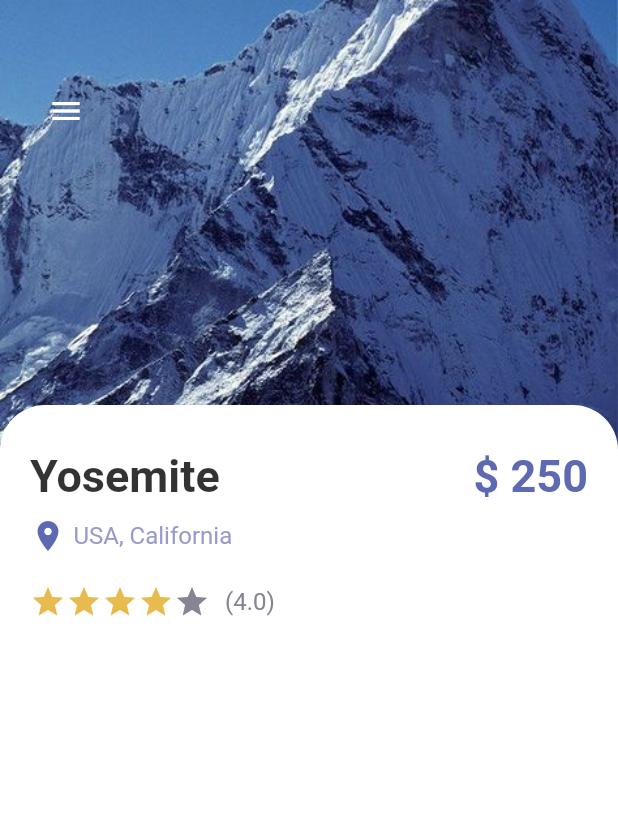
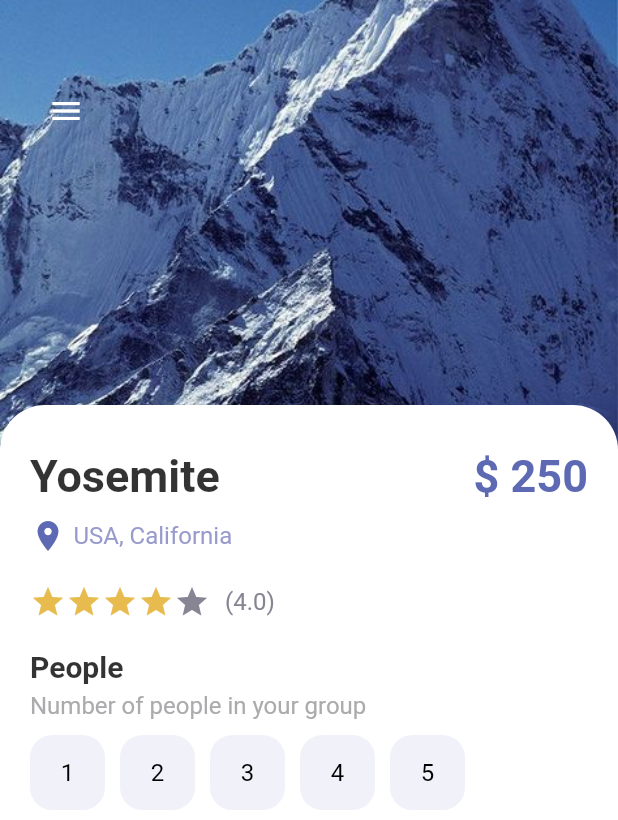
Before and after one commit to meisabikumar/flutter_travel_app, a Flutter app: the screen it shows after launch, on a phone screen of 412 x 824 dp. Shown: the top 820 px of the screen. Run offline on Flutter 3.47's test engine with Material 2 defaults, Android fonts, the phone set to English and light mode, and no system bars.

Commit message:
resuable button with icon or text
2:15 - 2:32:44

```diff
--- a/lib/pages/detail_page.dart
+++ b/lib/pages/detail_page.dart
@@ -1,5 +1,6 @@
 import 'package:flutter/material.dart';
 import 'package:travel_app/misc/colors.dart';
+import 'package:travel_app/widgets/app_buttons.dart';
 import 'package:travel_app/widgets/app_large_text.dart';
 import 'package:travel_app/widgets/app_text.dart';
 
@@ -97,6 +98,32 @@ class _DetailPageState extends State<DetailPage> {
                         SizedBox(width: 10),
                         AppText(text: "(4.0)", color: AppColors.textColor2)
                       ],
+                    ),
+                    const SizedBox(height: 20),
+                    AppLargeText(
+                      text: "People",
+                      color: Colors.black.withOpacity(0.8),
+                      size: 20,
+                    ),
+                    const SizedBox(height: 5),
+                    AppText(
+                      text: "Number of people in your group",
+                      color: AppColors.mainTextColor,
+                    ),
+                    const SizedBox(height: 10),
+                    Wrap(
+                      children: List.generate(5, (index) {
+                        return Container(
+                          margin: EdgeInsets.only(right: 10),
+                          child: AppButton(
+                            color: Colors.black,
+                            backgroundColor: AppColors.buttonBackground,
+                            size: 50,
+                            borderColor: AppColors.buttonBackground,
+                            text: (index + 1).toString(),
+                          ),
+                        );
+                      }),
                     )
                   ],
                 ),
--- /dev/null
+++ b/lib/widgets/app_buttons.dart
@@ -0,0 +1,51 @@
+import 'package:flutter/cupertino.dart';
+import 'package:flutter/material.dart';
+import 'package:travel_app/misc/colors.dart';
+import 'package:travel_app/widgets/app_text.dart';
+
+class AppButton extends StatelessWidget {
+  final Color color;
+  final Color backgroundColor;
+  double size;
+  final Color borderColor;
+  bool? isIcon;
+
+  String? text;
+  IconData? icon;
+  AppButton(
+      {Key? key,
+      this.isIcon = false,
+      this.text = "hi",
+      this.icon,
+      required this.color,
+      required this.backgroundColor,
+      required this.size,
+      required this.borderColor})
+      : super(key: key);
+
+  @override
+  Widget build(BuildContext context) {
+    return Container(
+      width: size,
+      height: size,
+      decoration: BoxDecoration(
+        border: Border.all(color: borderColor, width: 1.0),
+        borderRadius: BorderRadius.circular(15),
+        color: backgroundColor,
+      ),
+      child: isIcon == false
+          ? Center(
+              child: AppText(
+                text: text!,
+                color: Colors.black,
+              ),
+            )
+          : Center(
+              child: Icon(
+                icon,
+                color: color,
+              ),
+            ),
+    );
+  }
+}
```
